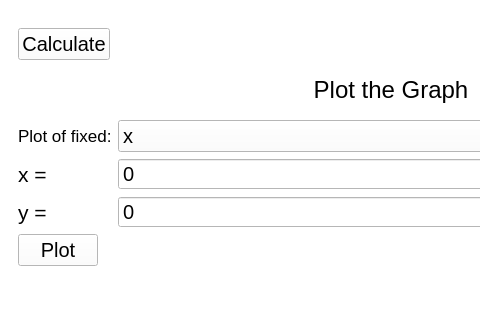
Qt form MainWindow.ui (Tigran-teq-Tadevosyan/malmheden-algorithm) before a commit; both pictures show x 0 to 480 and y 307 to 627 of the 782 by 627 pixel window.
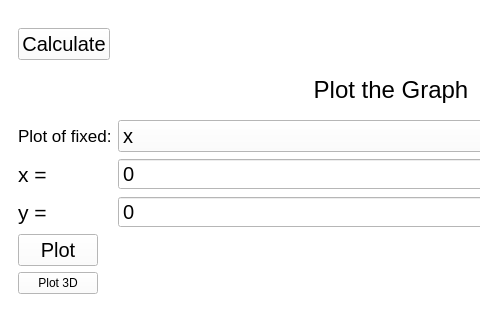
The same form after that commit. Icons and pictures are not drawn.

Diff of the .ui file:
```diff
--- a/MainWindow.ui
+++ b/MainWindow.ui
@@ -389,6 +389,13 @@
          </property>
         </widget>
        </item>
+       <item row="9" column="0">
+        <widget class="QPushButton" name="pushButton">
+         <property name="text">
+          <string>Plot 3D</string>
+         </property>
+        </widget>
+       </item>
       </layout>
      </widget>
     </item>
```
Left out of the diff: 17 changed lines with no effect on the pictures.
